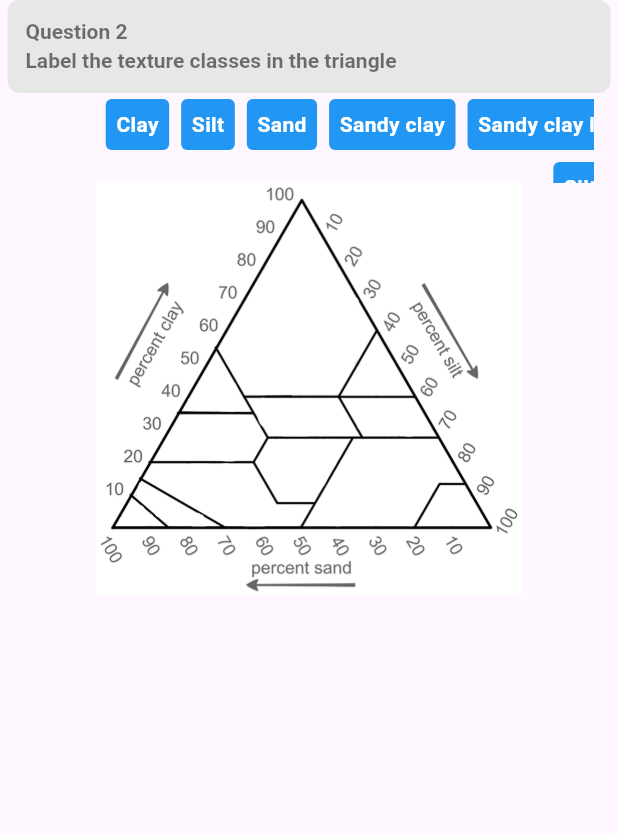
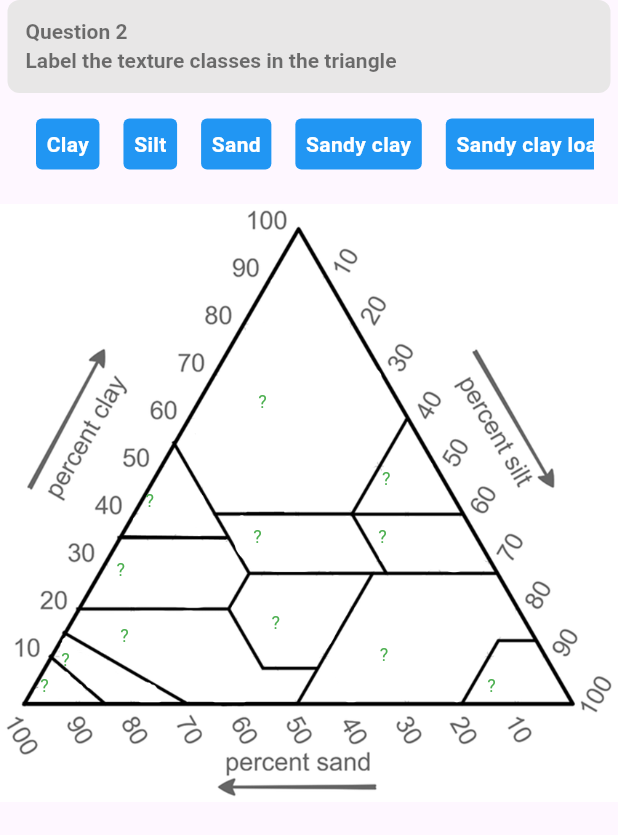
Before and after one commit to lopez-gina/app_agri, a Flutter app: the Question2Screen screen opened directly, on a phone screen of 412 x 824 dp. Shown: the top 835 px of the screen. Run offline on Flutter 3.47's test engine with Material 3 defaults, Android fonts, the phone set to English and light mode, and no system bars; our stand-ins replace flutter_colorpicker; missing offline and left inert: diagram_editor.

Commit message:
bug of q2 fixed

```diff
--- a/lib/models/polygon.dart
+++ b/lib/models/polygon.dart
@@ -2,9 +2,12 @@ import 'package:flutter/material.dart';
 
 class Polygon {
   final List<Offset> vertices;
-  final Offset centroid;
+  Offset centroid;
 
-  Polygon(this.vertices,this.centroid);
+  Polygon(
+    this.vertices,
+    this.centroid,
+  );
 
   bool contains(Offset point) {
     bool result = false;
@@ -21,4 +24,15 @@ class Polygon {
     return result;
   }
 
+  void scaleOffset(Size imageScaledSize) {
+    Size imageOrignalSize = const Size(850, 823);
+    for (int i = 0; i < vertices.length; i++) {
+      vertices[i] = Offset(
+          vertices[i].dx * imageScaledSize.height / imageOrignalSize.height,
+          vertices[i].dy * imageScaledSize.width / imageOrignalSize.width);
+    }
+    centroid = Offset(
+        centroid.dx * imageScaledSize.height / imageOrignalSize.height,
+        centroid.dy * imageScaledSize.width / imageOrignalSize.width);
+  }
 }
--- a/lib/screens/question2.dart
+++ b/lib/screens/question2.dart
@@ -1,3 +1,5 @@
+import 'dart:async';
+
 import 'package:app_agri/common_widget/sliver_persistent_header.dart';
 import 'package:app_agri/models/polygon.dart';
 import 'package:flutter/material.dart';
@@ -61,19 +63,19 @@ class Question2ScreenState extends State<Question2Screen>
       const Offset(72, 634),
       const Offset(42, 682),
       const Offset(126, 681),
-    ], const Offset(55, 660)),
+    ], const Offset(55, 645)),
     'Sandy clay': Polygon([
       const Offset(240, 345),
       const Offset(175, 450),
       const Offset(300, 450),
-    ], const Offset(200, 405)),
+    ], const Offset(200, 390)),
     'Sandy clay loam': Polygon([
       const Offset(171, 467),
       const Offset(130, 545),
       const Offset(305, 550),
       const Offset(330, 505),
       const Offset(308, 467),
-    ], const Offset(160, 499)),
+    ], const Offset(160, 485)),
     'Sandy loam': Polygon([
       const Offset(113, 562),
       const Offset(100, 588),
@@ -82,7 +84,7 @@ class Question2ScreenState extends State<Question2Screen>
       const Offset(425, 645),
       const Offset(356, 642),
       const Offset(311, 564),
-    ], const Offset(165, 587)),
+    ], const Offset(165, 575)),
     'Loamy sand': Polygon([
       const Offset(93, 600),
       const Offset(29, 624),
@@ -101,7 +103,7 @@ class Question2ScreenState extends State<Question2Screen>
       const Offset(346, 500),
       const Offset(520, 503),
       const Offset(480, 431),
-    ], const Offset(348, 465)),
+    ], const Offset(348, 440)),
     'Silty clay': Polygon([
       const Offset(500, 420),
       const Offset(560, 305),
@@ -112,7 +114,7 @@ class Question2ScreenState extends State<Question2Screen>
       const Offset(535, 500),
       const Offset(670, 500),
       const Offset(633, 433),
-    ], const Offset(520, 451)),
+    ], const Offset(520, 440)),
     'Silt loam': Polygon([
       const Offset(515, 515),
       const Offset(420, 680),
@@ -124,11 +126,30 @@ class Question2ScreenState extends State<Question2Screen>
   };
 
   final GlobalKey _imageKey = GlobalKey();
-  Offset _getImagePosition() {
+
+  @override
+  void initState() {
+    super.initState();
+    Timer(const Duration(seconds: 1), () {
+      _reCalculatePositionLabel();
+      _getImagePosition();
+    });
+  }
+
+  Offset? imageOffset;
+
+  void _reCalculatePositionLabel() {
+    final RenderBox renderBox =
+        _imageKey.currentContext!.findRenderObject() as RenderBox;
+    textureRegions.forEach((key, value) => value.scaleOffset(renderBox.size));
+    setState(() {});
+  }
+
+  void _getImagePosition() {
     final RenderBox renderBox =
         _imageKey.currentContext!.findRenderObject() as RenderBox;
     final position = renderBox.localToGlobal(Offset.zero);
-    return position;
+    imageOffset = position;
   }
 
   void checkAllAnswers() {
@@ -159,48 +180,38 @@ class Question2ScreenState extends State<Question2Screen>
   Widget build(BuildContext context) {
     super.build(context);
     return Scaffold(
-      body: Center(
-        child: CustomScrollView(
+      body: CustomScrollView(
         slivers: [
           SliverToBoxAdapter(
             child: Header(
                 text:
                     '${globals.isSubmitted[1] ? 'CORRECTION - ' : ''}Question 2\nLabel the texture classes in the triangle${globals.isSubmitted[1] ? '\nCorrect answers: ${globals.globalScore[1]}/${globals.correctNumbers[1]}' : ''}'),
           ),
-            const SliverToBoxAdapter(child: SizedBox(height: 4)),
+          const SliverToBoxAdapter(child: SizedBox(height: 6)),
           !globals.isSubmitted[1]
               ? CustomSliverPersistentHeader(
-                    child: Wrap(
-                        spacing: 8.0,
-                        runSpacing: 8.0,
-                        alignment: WrapAlignment.center,
+                  child: Row(
                       children: labelPositions.keys
                           .where((label) => labelPositions[label] == false)
                           .map((label) {
-                          //children: droppedLabels.keys.map((label) {
-                          return _buildDraggable(label);
+                  return Padding(
+                    padding: const EdgeInsets.all(8.0),
+                    child: _buildDraggable(label),
+                  );
                 }).toList()))
               : SliverToBoxAdapter(
                   child: Align(
                     alignment: Alignment.center,
                     child: Text("Correct answer:",
-                          style: Theme.of(context)
-                              .textTheme
-                              .displaySmall
-                              ?.copyWith(
+                        style:
+                            Theme.of(context).textTheme.displaySmall?.copyWith(
                                   color: Colors.black,
                                 )),
                   ),
                 ),
-
+          const SliverToBoxAdapter(child: SizedBox(height: 12)),
           // Image  below
           SliverToBoxAdapter(
-              child: Padding(
-                padding: const EdgeInsets.symmetric(horizontal: 64),
-                child: InteractiveViewer(
-                  maxScale: 1.5,
-                  child: Align(
-                    alignment: Alignment.center,
             child: Stack(
               children: <Widget>[
                 Image.asset(
@@ -210,42 +221,32 @@ class Question2ScreenState extends State<Question2Screen>
                       : 'assets/question2.png',
                 ),
                 if (!globals.isSubmitted[1])
-                          ...textureRegions.keys
-                              .map((label) => _buildMarkLabel(label)),
+                  ...textureRegions.keys.map((label) => _buildMarkLabel(label)),
               ],
             ),
           ),
-                ),
-              ),
-            ),
         ],
-        ),
       ),
     );
   }
 
   Positioned _buildMarkLabel(String label) {
     return Positioned(
-      left: textureRegions[label]!.centroid.dx - 5,
+      left: textureRegions[label]!.centroid.dx,
       top: textureRegions[label]!.centroid.dy,
       child: droppedLabels[label] == null
           ? const Text(
               "?",
-              //  ? "?" : droppedLabels[label]!,
-              style: TextStyle(color: Colors.green, fontSize: 20),
+              style: TextStyle(color: Colors.green, fontSize: 12),
             )
-          : _buildDraggable(droppedLabels[label]!),
-      // child: Text(
-      //   droppedLabels[label] == null ? "?" : droppedLabels[label]!,
-      //   style: const TextStyle(color: Colors.green, fontSize: 20),
-      // ),
+          : _buildDraggable(droppedLabels[label]!, value: label),
     );
   }
 
   bool _isDragging = false;
   Offset _currentDragPosition = const Offset(0, 0);
 
-  Widget _buildDraggable(String label) {
+  Widget _buildDraggable(String label, {String? value}) {
     return Draggable<String>(
       data: label,
       feedback: Material(
@@ -256,7 +257,16 @@ class Question2ScreenState extends State<Question2Screen>
         opacity: 0.75,
         child: _buildLabel(label),
       ),
-      child: _buildLabel(label),
+      child: labelPositions[label] == false
+          ? _buildLabel(label)
+          : SizedBox(
+              width: (label == 'Silty clay loam' || label == 'Sandy clay loam')
+                  ? 80
+                  : 48,
+              child: Text(
+                label,
+                style: const TextStyle(color: Colors.green, fontSize: 12),
+              )),
       onDragStarted: () => _isDragging = true,
       onDragUpdate: (dragDetails) {
         if (_isDragging) {
@@ -266,12 +276,11 @@ class Question2ScreenState extends State<Question2Screen>
       onDragEnd: (dragDetails) {
         _isDragging = false;
 
-        Offset imageOffset = _getImagePosition();
         bool found = false;
         String? replacedLabel;
         for (var element in textureRegions.keys) {
           if (textureRegions[element]!
-              .contains(_currentDragPosition - imageOffset)) {
+              .contains(_currentDragPosition - imageOffset!)) {
             setState(() {
               replacedLabel = droppedLabels[element];
               droppedLabels
```
Lines whose indentation alone changed are shown as unchanged.
